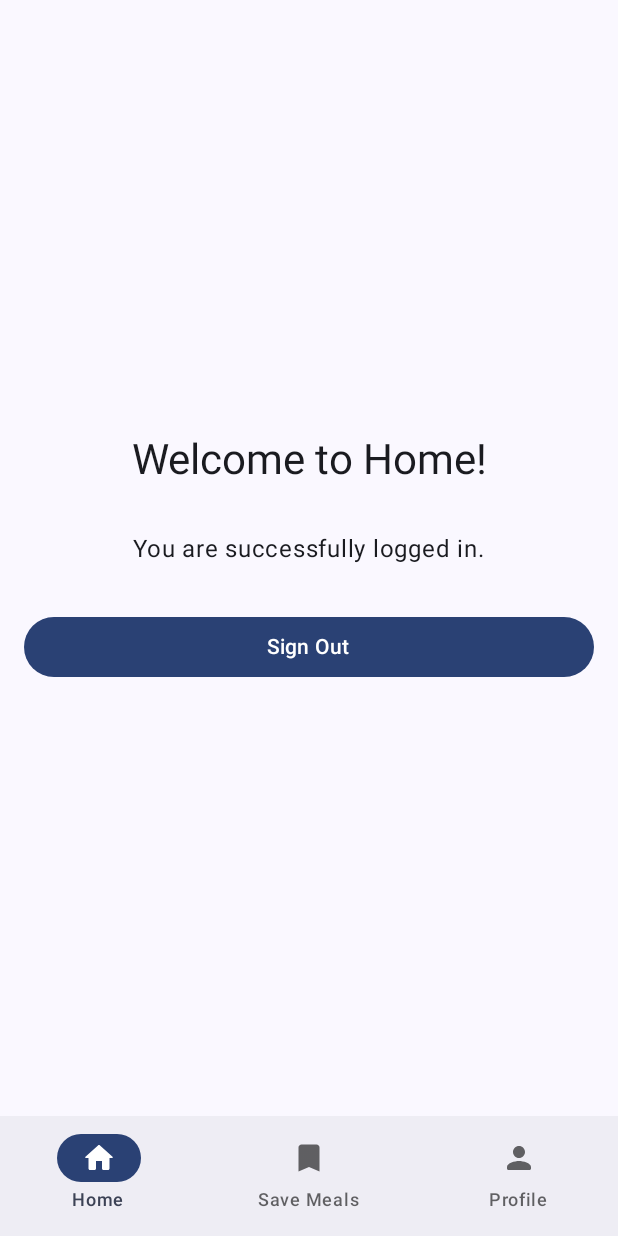
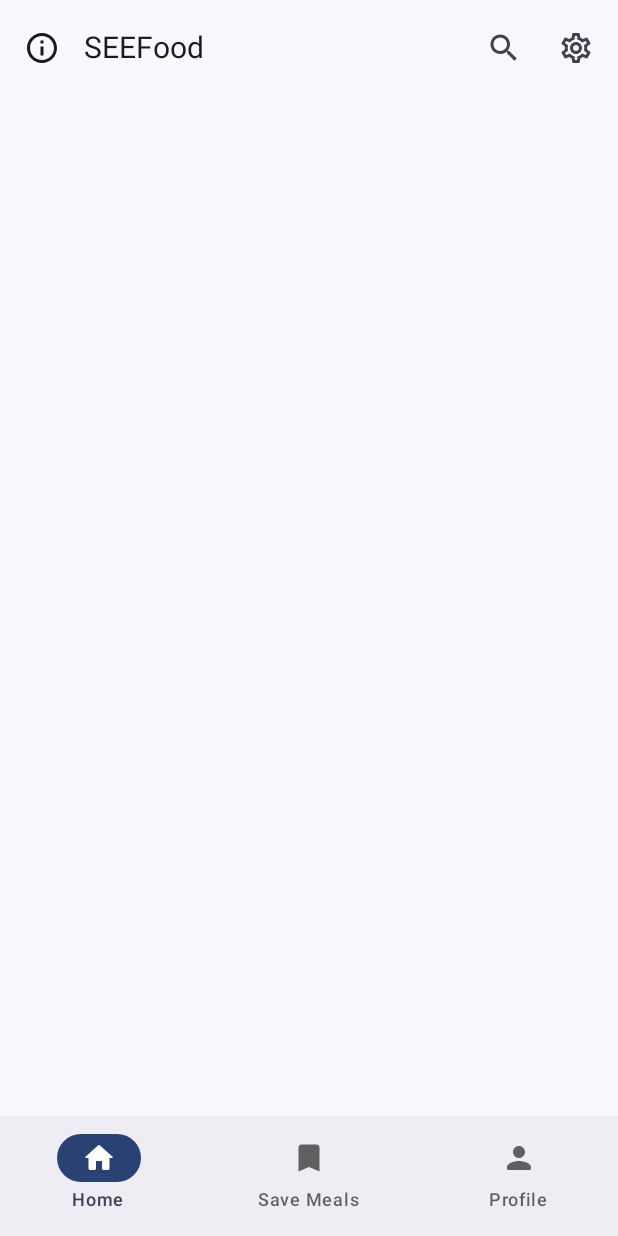
Before and after one commit to tawhidmonowar/SEEFood, an Android app built with Jetpack Compose: the HomeNavigation screen opened through its navigation route, on a phone screen of 412 x 824 dp. Run offline under Robolectric (Android 15) with nearby library versions, the light colour scheme and no system bars; our stand-ins replace Firebase (no records; nobody signed in at launch, a user with empty details on screens opened directly).

Commit message:
Refactor home screen and add search bar components
Moved HomeScreen to presentation.home, introduced HomeViewModel, and added EmbeddedSearchBar and HomeTopAppBar components for improved search functionality. Updated navigation to use the new HomeScreen and ProfileScreen, and added a 'search' string resource. Also updated Compose BOM version in dependencies.

```diff
--- a/app/src/main/kotlin/org/onedroid/seefood/app/App.kt
+++ b/app/src/main/kotlin/org/onedroid/seefood/app/App.kt
@@ -22,7 +22,7 @@ import org.onedroid.seefood.app.auth.AuthViewModel
 import org.onedroid.seefood.app.auth.ForgotPasswordScreen
 import org.onedroid.seefood.app.auth.LoginScreen
 import org.onedroid.seefood.app.auth.RegisterScreen
-import org.onedroid.seefood.home.HomeScreen
+import org.onedroid.seefood.presentation.home.HomeScreen
 import org.onedroid.seefood.ui.theme.SEEFoodTheme
 
 class App : ComponentActivity() {
--- a/app/src/main/kotlin/org/onedroid/seefood/app/navigation/HomeNavigation.kt
+++ b/app/src/main/kotlin/org/onedroid/seefood/app/navigation/HomeNavigation.kt
@@ -1,11 +1,11 @@
 package org.onedroid.seefood.app.navigation
 
 import androidx.compose.foundation.layout.padding
+import androidx.compose.material3.ExperimentalMaterial3Api
 import androidx.compose.material3.Scaffold
+import androidx.compose.material3.TopAppBarDefaults
 import androidx.compose.runtime.Composable
 import androidx.compose.runtime.getValue
-import androidx.compose.runtime.mutableIntStateOf
-import androidx.compose.runtime.saveable.rememberSaveable
 import androidx.compose.ui.Modifier
 import androidx.navigation.compose.NavHost
 import androidx.navigation.compose.composable
@@ -13,16 +13,34 @@ import androidx.navigation.compose.currentBackStackEntryAsState
 import androidx.navigation.compose.rememberNavController
 import org.onedroid.seefood.app.navigation.components.BottomNavigationBar
 import org.onedroid.seefood.app.navigation.components.BottomNavigationItemsLists
-import org.onedroid.seefood.home.HomeScreen
+import org.onedroid.seefood.presentation.home.HomeScreen
+import org.onedroid.seefood.presentation.home.HomeViewModel
+import org.onedroid.seefood.presentation.home.components.HomeTopAppBar
+import org.onedroid.seefood.presentation.profile.ProfileScreen
 
+@OptIn(ExperimentalMaterial3Api::class)
 @Composable
 fun HomeNavigation(
+    viewModel: HomeViewModel = HomeViewModel()
 ) {
     val homeNavController = rememberNavController()
     val navBackStackEntry by homeNavController.currentBackStackEntryAsState()
     val currentRoute = navBackStackEntry?.destination?.route
+    val scrollBehavior = TopAppBarDefaults.pinnedScrollBehavior()
 
     Scaffold(
+        topBar = {
+            HomeTopAppBar(
+                rootNavController = homeNavController,
+                searchQuery = viewModel.searchQuery,
+                updateSearchQuery = viewModel::updateSearchQuery,
+                isSearchActive = viewModel.isSearchActive,
+                toggleSearch = viewModel::toggleSearch,
+                onAboutClick = {},
+                searchResultContent = {},
+                scrollBehavior = scrollBehavior,
+            )
+        },
         bottomBar = {
             BottomNavigationBar(
                 currentRoute = currentRoute,
@@ -46,7 +64,7 @@ fun HomeNavigation(
                 HomeScreen()
             }
             composable("profile") {
-                HomeScreen()
+                ProfileScreen()
             }
             composable("save") {
                 HomeScreen()
--- /dev/null
+++ b/app/src/main/kotlin/org/onedroid/seefood/presentation/home/HomeScreen.kt
@@ -0,0 +1,16 @@
+package org.onedroid.seefood.presentation.home
+
+import androidx.compose.foundation.layout.fillMaxSize
+import androidx.compose.foundation.layout.padding
+import androidx.compose.material3.ExperimentalMaterial3Api
+import androidx.compose.material3.Scaffold
+import androidx.compose.material3.Surface
+import androidx.compose.runtime.Composable
+import androidx.compose.ui.Modifier
+import org.onedroid.seefood.presentation.home.components.HomeTopAppBar
+
+@OptIn(ExperimentalMaterial3Api::class)
+@Composable
+fun HomeScreen() {
+
+}
--- /dev/null
+++ b/app/src/main/kotlin/org/onedroid/seefood/presentation/home/HomeViewModel.kt
@@ -0,0 +1,26 @@
+package org.onedroid.seefood.presentation.home
+
+import androidx.compose.runtime.getValue
+import androidx.compose.runtime.mutableStateOf
+import androidx.compose.runtime.setValue
+import androidx.lifecycle.ViewModel
+
+class HomeViewModel: ViewModel() {
+    var isSearchActive by mutableStateOf(false)
+        private set
+
+    var searchQuery by mutableStateOf("")
+        private set
+
+    var isSearchLoading by mutableStateOf(false)
+        private set
+
+    fun toggleSearch() {
+        isSearchActive = !isSearchActive
+    }
+
+    fun updateSearchQuery(query: String) {
+        searchQuery = query
+    }
+
+}
--- /dev/null
+++ b/app/src/main/kotlin/org/onedroid/seefood/presentation/home/components/HomeTopAppBar.kt
@@ -0,0 +1,81 @@
+package org.onedroid.seefood.presentation.home.components
+
+import androidx.compose.material.icons.Icons
+import androidx.compose.material.icons.filled.Search
+import androidx.compose.material.icons.outlined.Info
+import androidx.compose.material.icons.outlined.Settings
+import androidx.compose.material3.ExperimentalMaterial3Api
+import androidx.compose.material3.Icon
+import androidx.compose.material3.IconButton
+import androidx.compose.material3.Text
+import androidx.compose.material3.TopAppBar
+import androidx.compose.material3.TopAppBarScrollBehavior
+import androidx.compose.runtime.Composable
+import androidx.compose.ui.res.stringResource
+import androidx.compose.ui.text.TextStyle
+import androidx.compose.ui.unit.sp
+import androidx.navigation.NavController
+import org.onedroid.seefood.R
+
+@OptIn(ExperimentalMaterial3Api::class)
+@Composable
+fun HomeTopAppBar(
+    rootNavController: NavController,
+    searchQuery: String,
+    updateSearchQuery: (String) -> Unit,
+    isSearchActive: Boolean,
+    toggleSearch: () -> Unit,
+    onAboutClick: () -> Unit,
+    searchResultContent: @Composable () -> Unit,
+    scrollBehavior: TopAppBarScrollBehavior
+) {
+    TopAppBar(
+        title = {
+            Text(
+                text = stringResource(R.string.app_name),
+                style = TextStyle(
+                    fontSize = 20.sp
+                )
+            )
+        },
+        navigationIcon = {
+            IconButton(onClick = {
+                onAboutClick()
+            }) {
+                Icon(Icons.Outlined.Info, contentDescription = "stringResource(Res.string.info)")
+            }
+        },
+        actions = {
+            IconButton(onClick = {
+                toggleSearch()
+            }) {
+                Icon(Icons.Default.Search, contentDescription = "stringResource(Res.string.search)")
+            }
+            IconButton(onClick = {
+
+            }) {
+                Icon(
+                    Icons.Outlined.Settings,
+                    contentDescription = "stringResource(es.string.settings)"
+                )
+            }
+        },
+        scrollBehavior = scrollBehavior
+    )
+
+    if (isSearchActive) {
+        EmbeddedSearchBar(
+            query = searchQuery,
+            onQueryChange = { query ->
+                updateSearchQuery(query)
+            },
+            content = {
+                searchResultContent()
+            },
+            onBack = {
+                toggleSearch()
+            },
+            isActive = true
+        )
+    }
+}
--- a/app/src/main/kotlin/org/onedroid/seefood/home/HomeScreen.kt
+++ b/app/src/main/kotlin/org/onedroid/seefood/presentation/profile/ProfileScreen.kt
@@ -1,4 +1,4 @@
-package org.onedroid.seefood.home
+package org.onedroid.seefood.presentation.profile
 
 import androidx.compose.foundation.layout.Arrangement
 import androidx.compose.foundation.layout.Column
@@ -15,7 +15,7 @@ import androidx.compose.ui.unit.dp
 import org.onedroid.seefood.app.auth.AuthViewModel
 
 @Composable
-fun HomeScreen(
+fun ProfileScreen(
     viewModel: AuthViewModel = AuthViewModel()
 ) {
     Column(
--- a/app/src/main/res/values/strings.xml
+++ b/app/src/main/res/values/strings.xml
@@ -1,3 +1,4 @@
 <resources>
     <string name="app_name">SEEFood</string>
+    <string name="search">Search</string>
 </resources>
--- a/gradle/libs.versions.toml
+++ b/gradle/libs.versions.toml
@@ -7,7 +7,7 @@ junitVersion = "1.2.1"
 espressoCore = "3.6.1"
 lifecycleRuntimeKtx = "2.9.1"
 activityCompose = "1.10.1"
-composeBom = "2024.04.01"
+composeBom = "2025.06.01"
 googleGmsGoogleServices = "4.4.3"
 firebaseAuth = "23.2.1"
 navigationCompose = "2.9.0"
```
Also changed, not shown: app/src/main/kotlin/org/onedroid/seefood/presentation/home/components/EmbeddedSearchBar.kt (added, +141 -0 lines).
